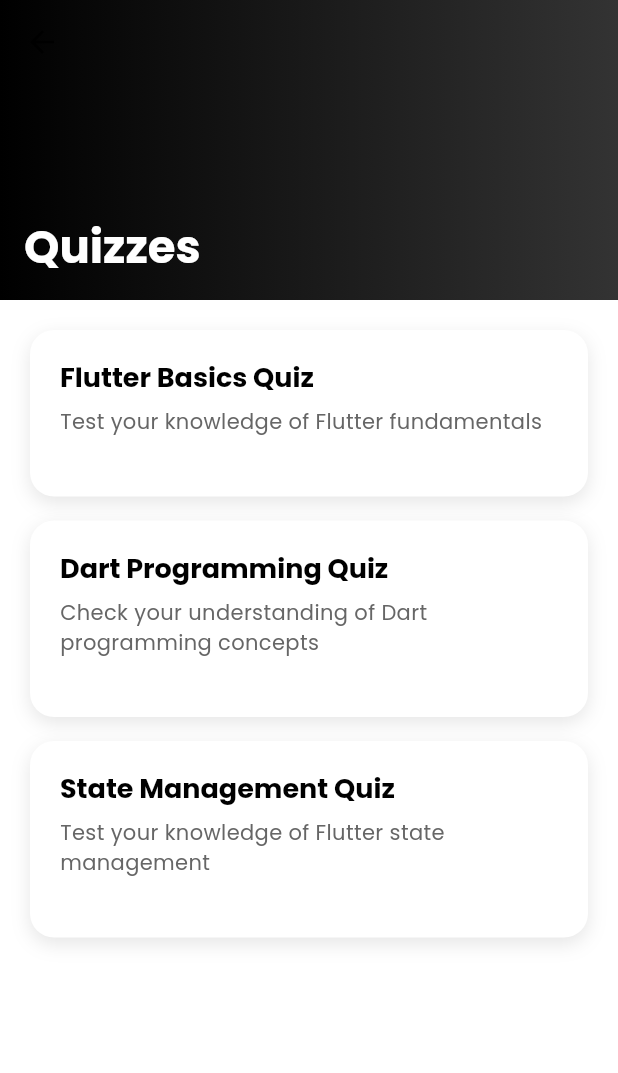
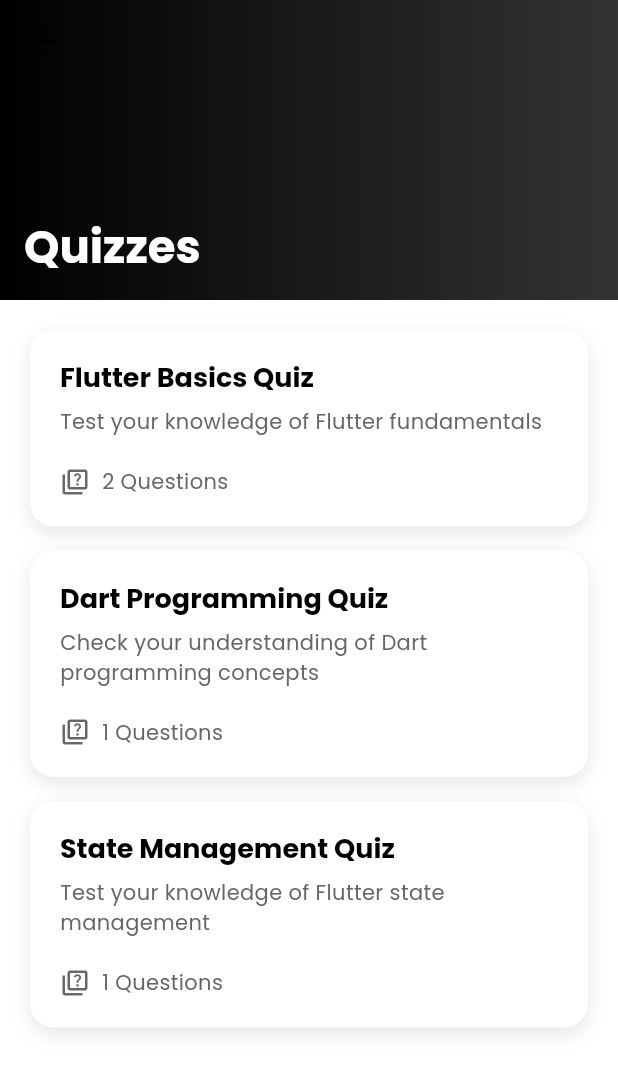
Before and after one commit to msbzz/E_LEARNING_APP, a Flutter app: the QuizListScreen screen opened by its route, on a phone screen of 412 x 824 dp. Shown: the top 1073 px of the screen. Run offline on Flutter 3.47's test engine with Material 3 defaults, Android fonts, the phone set to English and light mode, and no system bars; our stand-ins replace bloc, cached_network_image, equatable, flutter_bloc, get, get_storage and 3 more; accounts and stored records are empty.

Commit message:
Quiz List Screen part4

```diff
--- a/lib/views/quiz/quiz_list/widget/quiz_card.dart
+++ b/lib/views/quiz/quiz_list/widget/quiz_card.dart
@@ -58,6 +58,15 @@ class QuizCard extends StatelessWidget {
                   ),
                 ),
                 const SizedBox(height: 20),
+                Row(
+                  children: [
+                    _buildQuizStat(
+                      theme,
+                      Icons.quiz_outlined,
+                      '$questionCount Questions',
+                    ),
+                  ],
+                ),
               ],
             ),
           ),
@@ -65,4 +74,19 @@ class QuizCard extends StatelessWidget {
       ),
     );
   }
+
+  Widget _buildQuizStat(ThemeData theme, IconData icon, String text) {
+    return Row(
+      children: [
+        Icon(icon, size: 20, color: AppColors.secondary),
+        const SizedBox(width: 8),
+        Text(
+          text,
+          style: theme.textTheme.bodyMedium?.copyWith(
+            color: AppColors.secondary,
+          ),
+        ),
+      ],
+    );
+  }
 }
```
